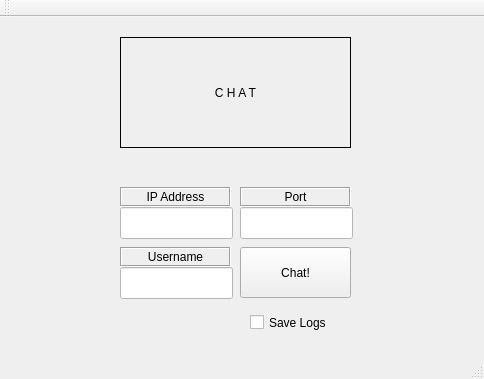
Above: ClientUI-rev/Chat/chat.ui from Tmanthegamer/LinuxChatSystems before the change. Below: the same form after it.
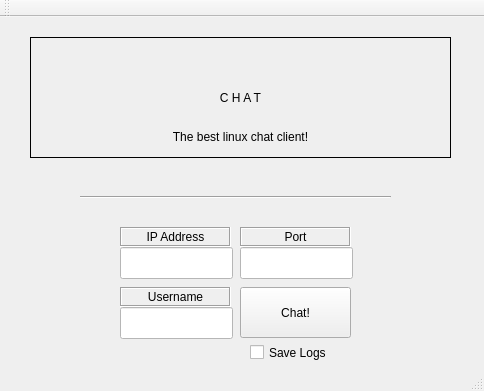
That is the form after the change.

Commit message: Fix minor issue with UI.

```diff
--- a/ClientUI-rev/Chat/chat.ui
+++ b/ClientUI-rev/Chat/chat.ui
@@ -7,7 +7,7 @@
     <x>0</x>
     <y>0</y>
     <width>484</width>
-    <height>379</height>
+    <height>391</height>
    </rect>
   </property>
   <property name="windowTitle">
@@ -37,7 +37,7 @@
       <property name="geometry">
        <rect>
         <x>110</x>
-        <y>200</y>
+        <y>240</y>
         <width>113</width>
         <height>32</height>
        </rect>
@@ -53,7 +53,7 @@
       <property name="geometry">
        <rect>
         <x>110</x>
-        <y>180</y>
+        <y>220</y>
         <width>111</width>
         <height>20</height>
        </rect>
@@ -78,7 +78,7 @@
       <property name="geometry">
        <rect>
         <x>230</x>
-        <y>240</y>
+        <y>280</y>
         <width>111</width>
         <height>51</height>
        </rect>
@@ -94,7 +94,7 @@
       <property name="geometry">
        <rect>
         <x>110</x>
-        <y>240</y>
+        <y>280</y>
         <width>111</width>
         <height>20</height>
        </rect>
@@ -122,7 +122,7 @@
       <property name="geometry">
        <rect>
         <x>230</x>
-        <y>180</y>
+        <y>220</y>
         <width>111</width>
         <height>20</height>
        </rect>
@@ -146,10 +146,10 @@
      <widget class="QLabel" name="label_title">
       <property name="geometry">
        <rect>
-        <x>110</x>
+        <x>20</x>
         <y>30</y>
-        <width>231</width>
-        <height>111</height>
+        <width>421</width>
+        <height>121</height>
        </rect>
       </property>
       <property name="styleSheet">
@@ -169,7 +169,7 @@
       <property name="geometry">
        <rect>
         <x>230</x>
-        <y>200</y>
+        <y>240</y>
         <width>113</width>
         <height>32</height>
        </rect>
@@ -185,7 +185,7 @@
       <property name="geometry">
        <rect>
         <x>110</x>
-        <y>260</y>
+        <y>300</y>
         <width>113</width>
         <height>32</height>
        </rect>
@@ -203,8 +203,8 @@
      <widget class="QLabel" name="label_tag">
       <property name="geometry">
        <rect>
-        <x>110</x>
-        <y>150</y>
+        <x>90</x>
+        <y>160</y>
         <width>271</width>
         <height>20</height>
        </rect>
@@ -220,7 +220,7 @@
       <property name="geometry">
        <rect>
         <x>240</x>
-        <y>300</y>
+        <y>330</y>
         <width>131</width>
         <height>31</height>
        </rect>
@@ -236,18 +236,31 @@
       <property name="geometry">
        <rect>
         <x>60</x>
-        <y>150</y>
+        <y>120</y>
         <width>341</width>
         <height>20</height>
        </rect>
       </property>
       <property name="text">
-       <string/>
+       <string>The best linux chat client!</string>
       </property>
       <property name="alignment">
        <set>Qt::AlignCenter</set>
       </property>
      </widget>
+     <widget class="Line" name="line">
+      <property name="geometry">
+       <rect>
+        <x>70</x>
+        <y>180</y>
+        <width>311</width>
+        <height>20</height>
+       </rect>
+      </property>
+      <property name="orientation">
+       <enum>Qt::Horizontal</enum>
+      </property>
+     </widget>
     </widget>
     <widget class="QWidget" name="page_2">
      <widget class="QPlainTextEdit" name="plainTextEdit_msg">
```
Left out of the diff: 7 changed lines with no effect on the pictures. The commit also changes 3 other files.
